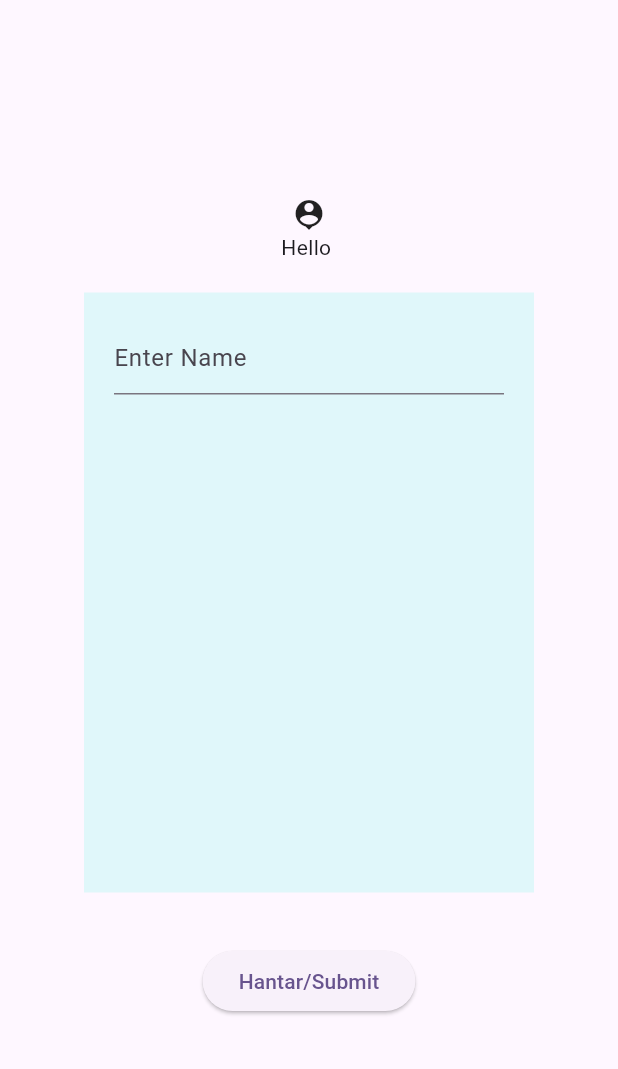
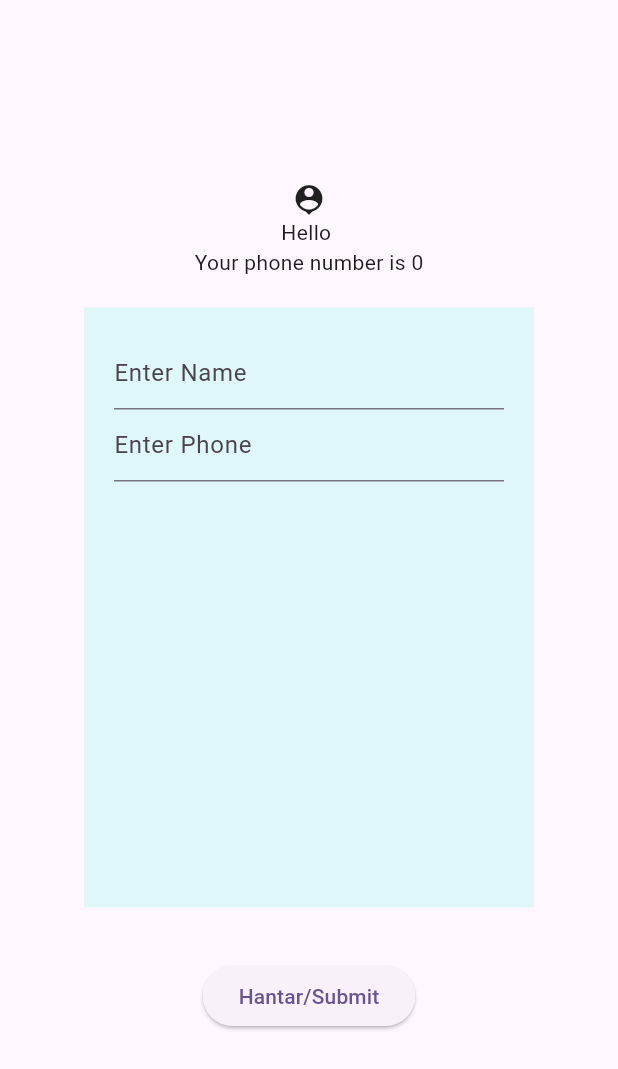
Before and after one commit to arifirfaan/e_tempahan, a Flutter app: the ViewForm screen opened directly, after a tap on "Hantar/Submit", on a phone screen of 412 x 824 dp. Shown: the top 1069 px of the screen. Run offline on Flutter 3.47's test engine with Material 3 defaults, Android fonts, the phone set to English and light mode, and no system bars.

Commit message:
update input style

```diff
--- a/lib/views/view_form.dart
+++ b/lib/views/view_form.dart
@@ -13,20 +13,47 @@ class ViewForm extends StatefulWidget {
 
 class _ViewFormState extends State<ViewForm> {
   final TextEditingController _controllerName = TextEditingController();
+  final TextEditingController _controllerPhone = TextEditingController();
 
   String labelName = "";
+  int labelPhone = 0;
 
   /// Fungsi untuk gantikan nama dari nilai TextField
   void onSubmit() {
     setState(() {
       labelName = _controllerName.text;
+
+      // check if user input alphabet in phone input
+      if (RegExp(r'[a-zA-Z]').hasMatch(_controllerPhone.text)) {
+        showDialog(
+            context: context,
+            builder: (context) {
+              return AlertDialog(
+                title: Text("Wrong Input"),
+                content: Text("Please input the correct number only."),
+                actions: [
+                  ElevatedButton(
+                      onPressed: () {
+                        Navigator.pop(context);
+                      },
+                      child: Text("Continue")
+                  )
+                ],
+              );
+            });
+      } else {
+        labelPhone = int.parse(_controllerPhone.text);
+      }
+
       _controllerName.clear();
+      _controllerPhone.clear();
     });
   }
 
   @override
   void dispose() {
     _controllerName.dispose();
+    _controllerPhone.dispose();
     super.dispose();
   }
 
@@ -39,6 +66,7 @@ class _ViewFormState extends State<ViewForm> {
           children: [
             Icon(Icons.person_pin),
             Text("Hello " + labelName),
+            Text("Your phone number is $labelPhone"),
             Container(
               height: 400,
               width: 300,
@@ -48,10 +76,12 @@ class _ViewFormState extends State<ViewForm> {
               child: ListView(
                 children: [
                   TextField(
-                    decoration: InputDecoration(
-                      hintText: "Enter Name"
-                    ),
+                    decoration: InputDecoration(hintText: "Enter Name"),
                     controller: _controllerName,
+                  ),
+                  TextField(
+                    decoration: InputDecoration(hintText: "Enter Phone"),
+                    controller: _controllerPhone,
                   )
                 ],
               ),
```
